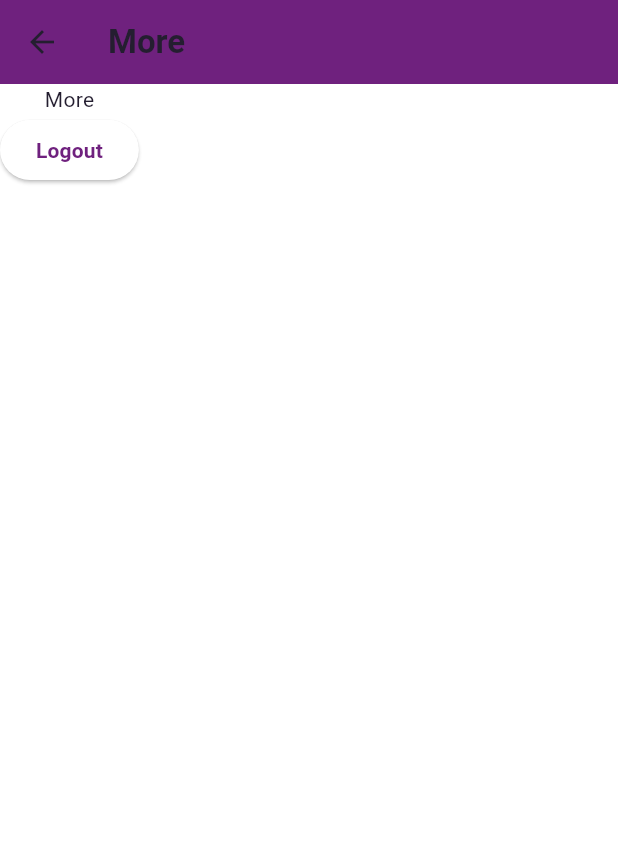
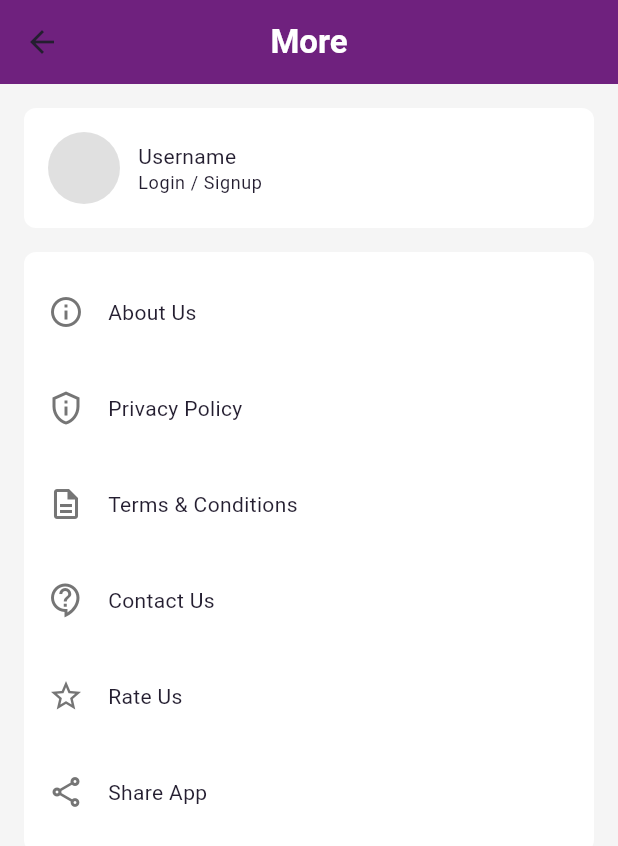
Before and after one commit to cloud-007/hackathon-cse-carnival-2, a Flutter app: the MoreScreen screen opened directly, on a phone screen of 412 x 824 dp. Shown: the top 846 px of the screen. Run offline on Flutter 3.47's test engine with Material 2 defaults, Android fonts, the light colour scheme and no system bars; our stand-ins replace carousel_slider, dio, firebase_core, flutter_form_builder, flutter_riverpod, flutter_spinkit and 8 more; accounts and stored records are empty; network calls fail.

Commit message:
feat(more): Implement more screen

```diff
--- a/lib/presentation/screen/more/more_screen.dart
+++ b/lib/presentation/screen/more/more_screen.dart
@@ -1,27 +1,139 @@
 import 'package:flutter/material.dart';
 import 'package:flutter_riverpod/flutter_riverpod.dart';
 import 'package:reachout/presentation/screen/auth/notifier/providers.dart';
+import 'package:reachout/presentation/screen/auth/state/auth_ui_state.dart';
+import 'package:reachout/presentation/screen/home/widgets/user_info.dart';
 
 class MoreScreen extends ConsumerWidget {
-  const MoreScreen({super.key});
+  const MoreScreen({Key? key}) : super(key: key);
 
   @override
   Widget build(BuildContext context, WidgetRef ref) {
+    ref.listen(authNotifierProvider, (_, state) {
+      state.whenOrNull(
+        anonymous: () {
+          ScaffoldMessenger.of(context).showSnackBar(
+            const SnackBar(content: Text('Logged out successfully')),
+          );
+        },
+      );
+    });
+
+    final authUiState = ref.watch(authNotifierProvider);
+
     return Scaffold(
+      backgroundColor: Colors.grey.shade100,
       appBar: AppBar(
-        title: const Text('More'),
+        title: const Text('More', style: TextStyle(color: Colors.white)),
+        centerTitle: true,
+        elevation: 0,
       ),
-      body: Column(
-        children: [
-          const Text('More'),
-          ElevatedButton(
-            onPressed: () {
-              ref.read(authNotifierProvider.notifier).signOut();
-            },
-            child: const Text('Logout'),
+      body: SafeArea(
+        child: SingleChildScrollView(
+          padding: const EdgeInsets.all(16),
+          child: Column(
+            children: [
+              Container(
+                padding: const EdgeInsets.all(16),
+                decoration: BoxDecoration(
+                  color: Colors.white,
+                  borderRadius: BorderRadius.circular(8),
+                ),
+                child: const UserInfo(),
+              ),
+              const SizedBox(height: 16),
+              Container(
+                padding: const EdgeInsets.all(16),
+                decoration: BoxDecoration(
+                  color: Colors.white,
+                  borderRadius: BorderRadius.circular(8),
+                ),
+                child: Column(
+                  children: [
+                    const ActionCard(
+                      title: 'About Us',
+                      icon: Icons.info_outline,
+                    ),
+                    const Divider(),
+                    const ActionCard(
+                      title: 'Privacy Policy',
+                      icon: Icons.privacy_tip_outlined,
+                    ),
+                    const Divider(),
+                    const ActionCard(
+                      title: 'Terms & Conditions',
+                      icon: Icons.description_outlined,
+                    ),
+                    const Divider(),
+                    const ActionCard(
+                      title: 'Contact Us',
+                      icon: Icons.contact_support_outlined,
+                    ),
+                    const Divider(),
+                    const ActionCard(
+                      title: 'Rate Us',
+                      icon: Icons.star_outline,
+                    ),
+                    const Divider(),
+                    const ActionCard(
+                      title: 'Share App',
+                      icon: Icons.share_outlined,
+                    ),
+                    if (authUiState is AuthenticatedState) ...[
+                      const Divider(),
+                      ActionCard(
+                        title: 'Log Out',
+                        icon: Icons.logout,
+                        onTap: () {
+                          ref.read(authNotifierProvider.notifier).signOut();
+                        },
+                      ),
+                    ],
+                  ],
+                ),
+              ),
+            ],
           ),
-        ],
+        ),
       ),
     );
   }
 }
+
+class ActionCard extends StatelessWidget {
+  final String title;
+  final IconData icon;
+  final VoidCallback? onTap;
+
+  const ActionCard({
+    Key? key,
+    required this.title,
+    required this.icon,
+    this.onTap,
+  }) : super(key: key);
+
+  @override
+  Widget build(BuildContext context) {
+    return InkWell(
+      onTap: onTap ??
+          () {
+            ScaffoldMessenger.of(context).showSnackBar(
+              const SnackBar(content: Text('Coming soon')),
+            );
+          },
+      child: SizedBox(
+        height: 48,
+        child: Row(
+          children: [
+            Icon(icon, color: Colors.grey.shade600),
+            const SizedBox(width: 16),
+            Text(
+              title,
+              style: Theme.of(context).textTheme.bodyMedium,
+            ),
+          ],
+        ),
+      ),
+    );
+  }
+}
```
